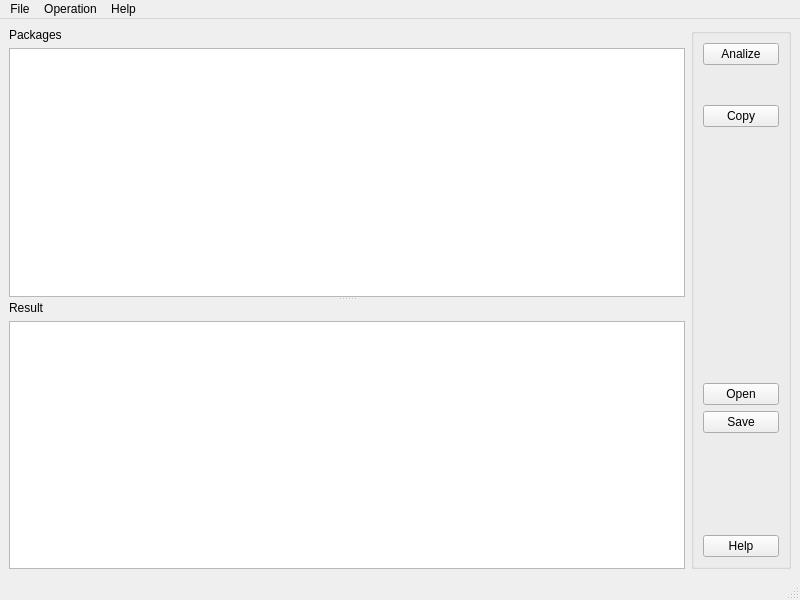
The window that view/ui/main.ui (vtyshchenko/parser-dlms-packages) describes before a commit, drawn with Qt 5.
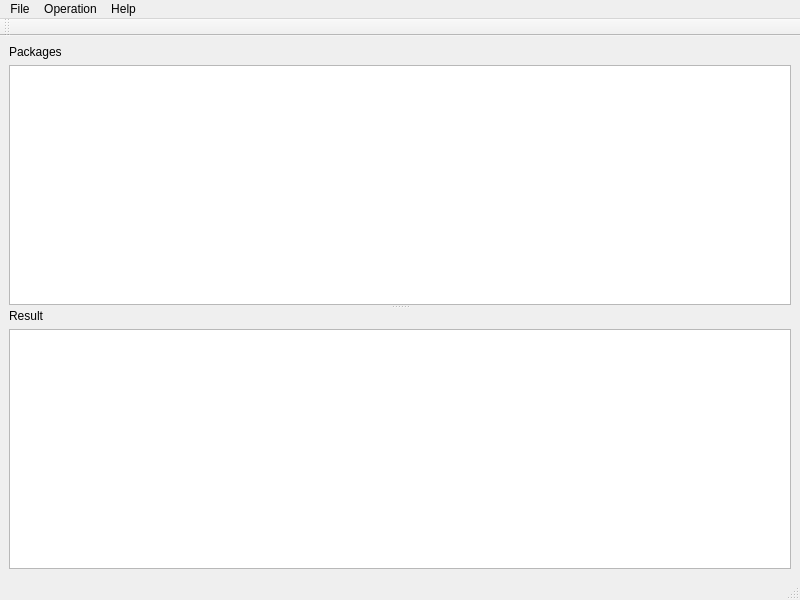
The same window after the commit. Icons and pictures are not drawn.

Diff of the .ui file:
```diff
--- a/view/ui/main.ui
+++ b/view/ui/main.ui
@@ -66,111 +66,6 @@
         </widget>
        </widget>
       </item>
-      <item>
-       <widget class="QGroupBox" name="grpbxButtons">
-        <property name="minimumSize">
-         <size>
-          <width>100</width>
-          <height>0</height>
-         </size>
-        </property>
-        <property name="maximumSize">
-         <size>
-          <width>100</width>
-          <height>16777215</height>
-         </size>
-        </property>
-        <property name="title">
-         <string/>
-        </property>
-        <property name="alignment">
-         <set>Qt::AlignCenter</set>
-        </property>
-        <property name="flat">
-         <bool>true</bool>
-        </property>
-        <layout class="QVBoxLayout" name="verticalLayout_3">
-         <item>
-          <widget class="QPushButton" name="pshbtnAnalize">
-           <property name="text">
-            <string>Analize</string>
-           </property>
-           <property name="icon">
-            <iconset resource="../../main.qrc">
-             <normaloff>:/main/ico/setup.jpg</normaloff>:/main/ico/setup.jpg</iconset>
-           </property>
-          </widget>
-         </item>
-         <item>
-          <spacer name="verticalSpacer_2">
-           <property name="orientation">
-            <enum>Qt::Vertical</enum>
-           </property>
-           <property name="sizeHint" stdset="0">
-            <size>
-             <width>20</width>
-             <height>20</height>
-            </size>
-           </property>
-          </spacer>
-         </item>
-         <item>
-          <widget class="QPushButton" name="pshbtnCopy">
-           <property name="text">
-            <string>Copy</string>
-           </property>
-          </widget>
-         </item>
-         <item>
-          <spacer name="verticalSpacer_4">
-           <property name="orientation">
-            <enum>Qt::Vertical</enum>
-           </property>
-           <property name="sizeHint" stdset="0">
-            <size>
-             <width>20</width>
-             <height>250</height>
-            </size>
-           </property>
-          </spacer>
-         </item>
-         <item>
-          <widget class="QPushButton" name="pshbtnOpenFile">
-           <property name="text">
-            <string>Open</string>
-           </property>
-          </widget>
-         </item>
-         <item>
-          <widget class="QPushButton" name="pshbtnSaveFile">
-           <property name="text">
-            <string>Save</string>
-           </property>
-          </widget>
-         </item>
-         <item>
-          <spacer name="verticalSpacer">
-           <property name="orientation">
-            <enum>Qt::Vertical</enum>
-           </property>
-           <property name="sizeHint" stdset="0">
-            <size>
-             <width>20</width>
-             <height>96</height>
-            </size>
-           </property>
-          </spacer>
-         </item>
-         <item>
-          <widget class="QPushButton" name="pshbtnHelp">
-           <property name="text">
-            <string>Help</string>
-           </property>
-          </widget>
-         </item>
-        </layout>
-       </widget>
-      </item>
      </layout>
     </item>
    </layout>
@@ -211,6 +106,17 @@
    <addaction name="menuHelp"/>
   </widget>
   <widget class="QStatusBar" name="statusbar"/>
+  <widget class="QToolBar" name="tlbrOperations">
+   <property name="windowTitle">
+    <string>toolBar</string>
+   </property>
+   <attribute name="toolBarArea">
+    <enum>TopToolBarArea</enum>
+   </attribute>
+   <attribute name="toolBarBreak">
+    <bool>false</bool>
+   </attribute>
+  </widget>
   <action name="actionExit">
    <property name="icon">
     <iconset resource="../../main.qrc">
```
Left out of the diff: 64 changed lines with no effect on the pictures.
